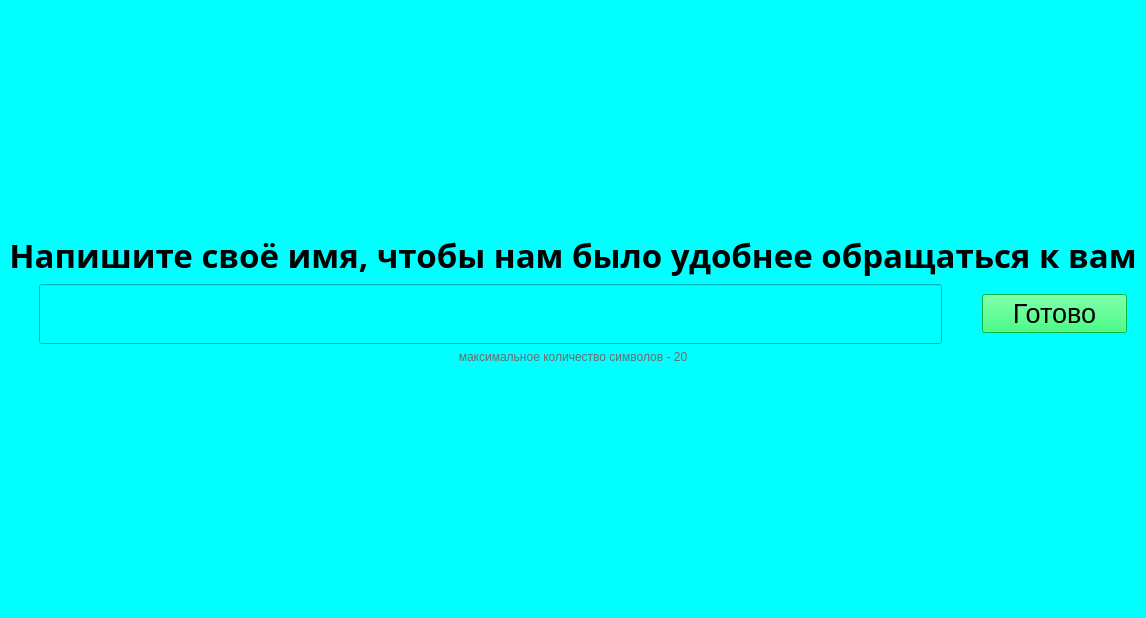
This is qt_designer/first_window.ui in Alpha-x-prog/keyboard as Qt 5 draws it before an edit. The edited form follows.
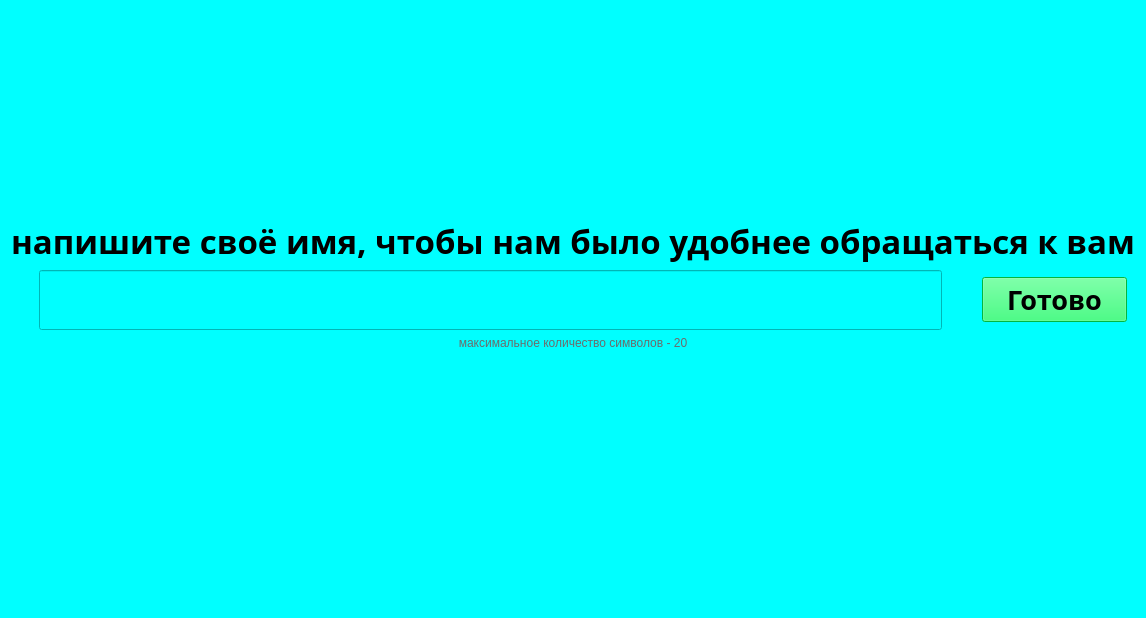
This is the edited form.

Commit message: complete first page

What changed in the file:
```diff
--- a/qt_designer/first_window.ui
+++ b/qt_designer/first_window.ui
@@ -64,7 +64,7 @@
        <bool>false</bool>
       </property>
       <property name="text">
-       <string>Напишите своё имя, чтобы нам было удобнее обращаться к вам</string>
+       <string>напишите своё имя, чтобы нам было удобнее обращаться к вам</string>
       </property>
       <property name="textFormat">
        <enum>Qt::PlainText</enum>
@@ -180,9 +180,10 @@
         </property>
         <property name="font">
          <font>
+          <family>Yu Gothic UI Semibold</family>
           <pointsize>20</pointsize>
-          <weight>50</weight>
-          <bold>false</bold>
+          <weight>75</weight>
+          <bold>true</bold>
          </font>
         </property>
         <property name="styleSheet">
@@ -214,6 +215,33 @@
       </property>
      </widget>
     </item>
+    <item>
+     <widget class="QLabel" name="warning">
+      <property name="font">
+       <font>
+        <family>Copperplate Gothic Light</family>
+        <pointsize>12</pointsize>
+        <weight>75</weight>
+        <bold>true</bold>
+       </font>
+      </property>
+      <property name="mouseTracking">
+       <bool>false</bool>
+      </property>
+      <property name="styleSheet">
+       <string notr="true">color: rgb(255, 0, 4);</string>
+      </property>
+      <property name="text">
+       <string/>
+      </property>
+      <property name="scaledContents">
+       <bool>false</bool>
+      </property>
+      <property name="alignment">
+       <set>Qt::AlignCenter</set>
+      </property>
+     </widget>
+    </item>
     <item>
      <spacer name="verticalSpacer">
       <property name="orientation">
```
Left out of the diff: 2 changed lines with no effect on the pictures. The commit also changes 2 other files.
